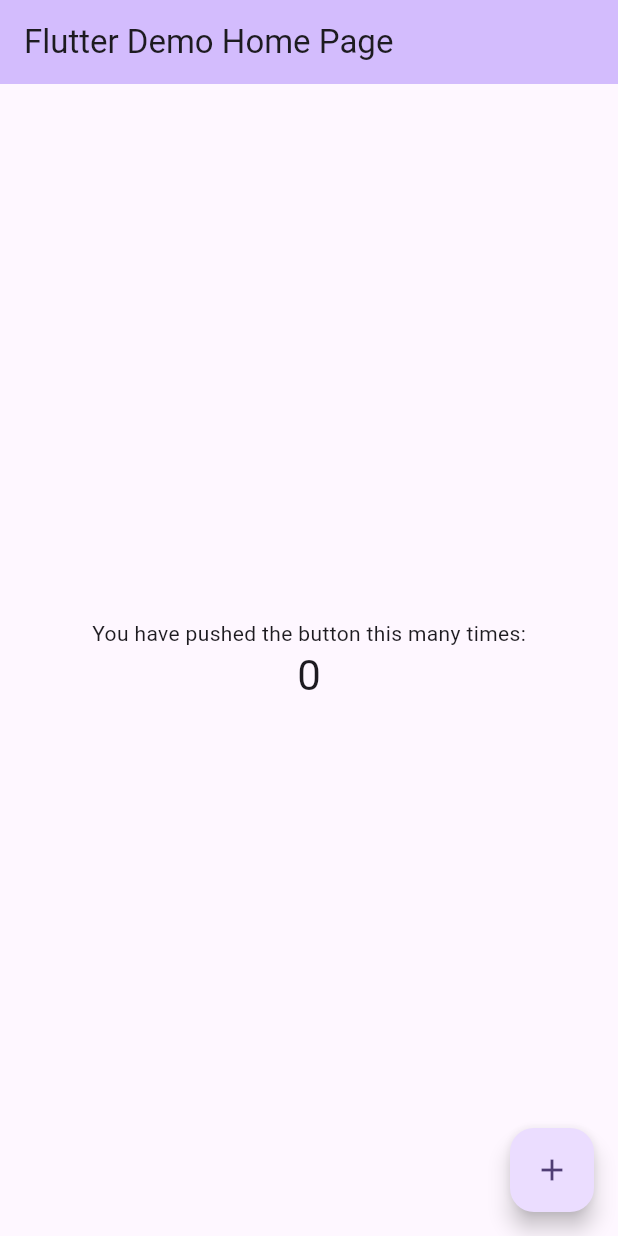
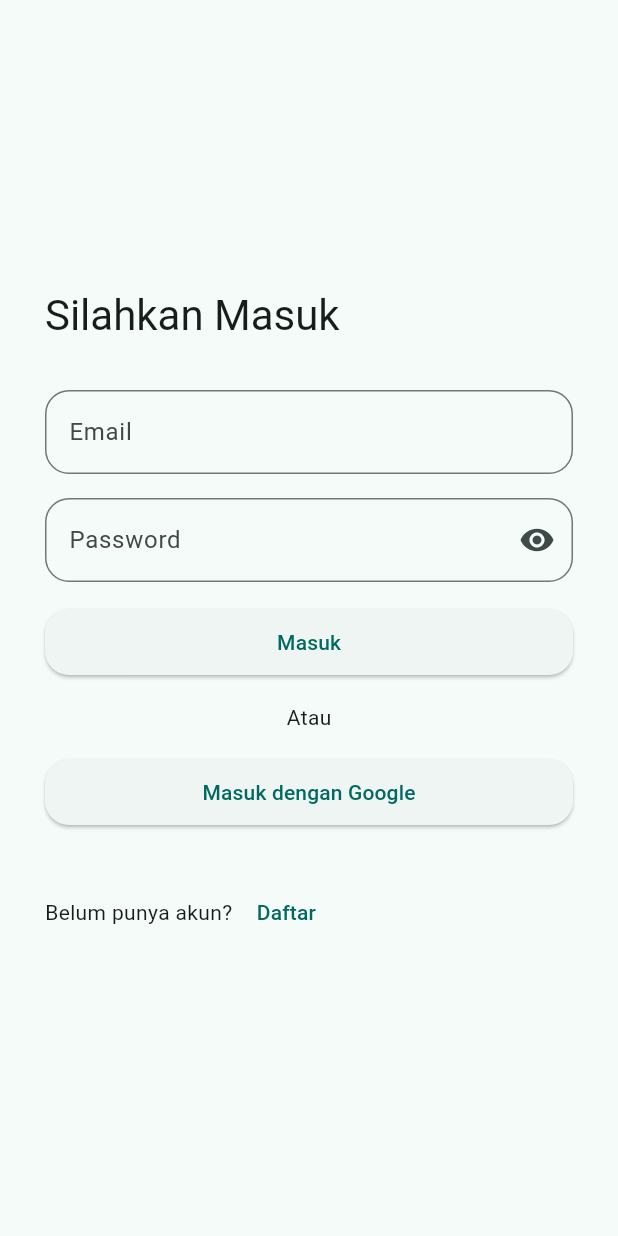
Before and after one commit to thoriqsaif/filmku-apps, a Flutter app: the screen it shows after launch, on a phone screen of 412 x 824 dp. Run offline on Flutter 3.47's test engine with Material 3 defaults, Android fonts, the phone set to English and light mode, and no system bars; our stand-ins replace cloud_firestore, firebase_auth, firebase_core, flutter_dotenv, get, google_sign_in; accounts and stored records are empty.

Commit message:
feat: login & register

```diff
--- /dev/null
+++ b/lib/core/controller/auth_controller.dart
@@ -0,0 +1,38 @@
+import 'package:aplikasi_film/core/data/auth/firebase_auth.dart';
+import 'package:firebase_auth/firebase_auth.dart';
+
+class AuthController {
+  final FirebaseAuthService authService;
+  AuthController(this.authService);
+
+  Future<UserCredential> signIn(String email, String password) async {
+    final result = await authService.signInWithEmailAndPassword(
+      email,
+      password,
+    );
+
+    return result;
+  }
+
+  Future<UserCredential> register(String email, String password) async {
+    final result = await authService.registerWithEmailAndPassword(
+      email,
+      password,
+    );
+
+    return result;
+  }
+
+  Future<UserCredential?> signInWithGoogle() async {
+    return authService.signInWithGoogle();
+  }
+
+  Stream<User?> checkUserSignInState() {
+    final state = authService.checkUserSignInState();
+    return state;
+  }
+
+  signOut() {
+    authService.signInWithGoogle();
+  }
+}
--- /dev/null
+++ b/lib/core/data/auth/firebase_auth.dart
@@ -0,0 +1,66 @@
+import 'dart:async';
+
+import 'package:firebase_auth/firebase_auth.dart';
+import 'package:google_sign_in/google_sign_in.dart';
+
+class FirebaseAuthService {
+  final firebaseAuth = FirebaseAuth.instance;
+  final GoogleSignIn googleSignIn = GoogleSignIn.instance;
+  final clientId =
+      "811283299369-h0u0qc4faojsnejjru84crlrgbun8u6k.apps.googleusercontent.com";
+  final serverClientId =
+      "811283299369-863bg4389nggeb8dfq3sgp9en3em5qmo.apps.googleusercontent.com";
+
+  Future<UserCredential> registerWithEmailAndPassword(
+    String email,
+    String password,
+  ) async {
+    return await firebaseAuth.createUserWithEmailAndPassword(
+      email: email,
+      password: password,
+    );
+  }
+
+  Future<UserCredential> signInWithEmailAndPassword(
+    String email,
+    String password,
+  ) async {
+    return await firebaseAuth.signInWithEmailAndPassword(
+      email: email,
+      password: password,
+    );
+  }
+
+  Future<UserCredential?> signInWithGoogle() async {
+    // Trigger the authentication flow
+    unawaited(
+      googleSignIn.initialize(
+        clientId: clientId,
+        serverClientId: serverClientId,
+      ),
+    );
+
+    final GoogleSignInAccount googleUser = await googleSignIn.authenticate();
+
+    // Obtain the auth details from the request
+    final GoogleSignInAuthentication googleAuth = googleUser.authentication;
+
+    // Create a new credential
+    final OAuthCredential credential = GoogleAuthProvider.credential(
+      idToken: googleAuth.idToken,
+    );
+
+    // Once signed in, return the UserCredential
+    return await firebaseAuth.signInWithCredential(credential);
+  }
+
+  Stream<User?> checkUserSignInState() {
+    final state = firebaseAuth.authStateChanges();
+    return state;
+  }
+
+  signOutWithGoogle() {
+    googleSignIn.signOut();
+    firebaseAuth.signOut();
+  }
+}
--- /dev/null
+++ b/lib/core/navigation/navigation_routes.dart
@@ -0,0 +1,10 @@
+enum NavigationRoutes {
+  signin(name: '/signin'),
+  register(name: '/register'),
+  movieList(name: '/movie/list'),
+  movieDetail(name: '/movie/detail'),
+  buyMovie(name: '/movie/buy');
+
+  const NavigationRoutes({required this.name});
+  final String name;
+}
--- a/lib/main.dart
+++ b/lib/main.dart
@@ -1,17 +1,40 @@
+import 'package:aplikasi_film/core/navigation/navigation_routes.dart';
+import 'package:aplikasi_film/firebase_options.dart';
+import 'package:aplikasi_film/presentation/register_screen/register_screen.dart';
+import 'package:aplikasi_film/presentation/signin_screen/signin_screen.dart';
+import 'package:cloud_firestore/cloud_firestore.dart';
+import 'package:firebase_core/firebase_core.dart';
 import 'package:flutter/material.dart';
+import 'package:flutter_dotenv/flutter_dotenv.dart';
 
-void main() {
+Future main() async {
+  WidgetsFlutterBinding.ensureInitialized();
+
+  // Load environment variables from .env file
+  await dotenv.load(fileName: ".env");
+
+  // Initialize Firebase instance
+  await Firebase.initializeApp(options: DefaultFirebaseOptions.currentPlatform);
+
+  // enable firestore offline mode
+  FirebaseFirestore.instance.settings = Settings(persistenceEnabled: true);
+
   runApp(const MyApp());
 }
 
-class MyApp extends StatelessWidget {
+class MyApp extends StatefulWidget {
   const MyApp({super.key});
 
+  @override
+  State<MyApp> createState() => _MyAppState();
+}
+
+class _MyAppState extends State<MyApp> {
   // This widget is the root of your application.
   @override
   Widget build(BuildContext context) {
     return MaterialApp(
-      title: 'Flutter Demo',
+      title: 'Pilih Film Favoritmu!',
       theme: ThemeData(
         // This is the theme of your application.
         //
@@ -28,95 +51,20 @@
         //
         // This works for code too, not just values: Most code changes can be
         // tested with just a hot reload.
-        colorScheme: ColorScheme.fromSeed(seedColor: Colors.deepPurple),
+        colorScheme: ColorScheme.fromSeed(seedColor: Colors.teal),
+        useMaterial3: true,
       ),
-      home: const MyHomePage(title: 'Flutter Demo Home Page'),
+      themeMode: ThemeMode.system,
+      initialRoute: NavigationRoutes.signin.name,
+      routes: {
+        NavigationRoutes.signin.name: (context) => SignInScreen(),
+        NavigationRoutes.register.name: (context) => RegisterScreen(),
+        //   NavigationRoutes.movieList.name: (context) => MovieListScreen(),
+        //   NavigationRoutes.movieDetail.name: (context) => MovieDetailScreen(
+        //         movieId: ModalRoute.of(context)?.settings.arguments as int,
+        //       ),
+        //   NavigationRoutes.favourite.name: (context) => FavouriteMovieScreen(),
+      },
     );
   }
 }
-
-class MyHomePage extends StatefulWidget {
-  const MyHomePage({super.key, required this.title});
-
-  // This widget is the home page of your application. It is stateful, meaning
-  // that it has a State object (defined below) that contains fields that affect
-  // how it looks.
-
-  // This class is the configuration for the state. It holds the values (in this
-  // case the title) provided by the parent (in this case the App widget) and
-  // used by the build method of the State. Fields in a Widget subclass are
-  // always marked "final".
-
-  final String title;
-
-  @override
-  State<MyHomePage> createState() => _MyHomePageState();
-}
-
-class _MyHomePageState extends State<MyHomePage> {
-  int _counter = 0;
-
-  void _incrementCounter() {
-    setState(() {
-      // This call to setState tells the Flutter framework that something has
-      // changed in this State, which causes it to rerun the build method below
-      // so that the display can reflect the updated values. If we changed
-      // _counter without calling setState(), then the build method would not be
-      // called again, and so nothing would appear to happen.
-      _counter++;
-    });
-  }
-
-  @override
-  Widget build(BuildContext context) {
-    // This method is rerun every time setState is called, for instance as done
-    // by the _incrementCounter method above.
-    //
-    // The Flutter framework has been optimized to make rerunning build methods
-    // fast, so that you can just rebuild anything that needs updating rather
-    // than having to individually change instances of widgets.
-    return Scaffold(
-      appBar: AppBar(
-        // TRY THIS: Try changing the color here to a specific color (to
-        // Colors.amber, perhaps?) and trigger a hot reload to see the AppBar
-        // change color while the other colors stay the same.
-        backgroundColor: Theme.of(context).colorScheme.inversePrimary,
-        // Here we take the value from the MyHomePage object that was created by
-        // the App.build method, and use it to set our appbar title.
-        title: Text(widget.title),
-      ),
-      body: Center(
-        // Center is a layout widget. It takes a single child and positions it
-        // in the middle of the parent.
-        child: Column(
-          // Column is also a layout widget. It takes a list of children and
-          // arranges them vertically. By default, it sizes itself to fit its
-          // children horizontally, and tries to be as tall as its parent.
-          //
-          // Column has various properties to control how it sizes itself and
-          // how it positions its children. Here we use mainAxisAlignment to
-          // center the children vertically; the main axis here is the vertical
-          // axis because Columns are vertical (the cross axis would be
-          // horizontal).
-          //
-          // TRY THIS: Invoke "debug painting" (choose the "Toggle Debug Paint"
-          // action in the IDE, or press "p" in the console), to see the
-          // wireframe for each widget.
-          mainAxisAlignment: MainAxisAlignment.center,
-          children: <Widget>[
-            const Text('You have pushed the button this many times:'),
-            Text(
-              '$_counter',
-              style: Theme.of(context).textTheme.headlineMedium,
-            ),
-          ],
-        ),
-      ),
-      floatingActionButton: FloatingActionButton(
-        onPressed: _incrementCounter,
-        tooltip: 'Increment',
-        child: const Icon(Icons.add),
-      ), // This trailing comma makes auto-formatting nicer for build methods.
-    );
-  }
-}
--- /dev/null
+++ b/lib/presentation/signin_screen/signin_screen.dart
@@ -0,0 +1,184 @@
+import 'package:aplikasi_film/core/controller/auth_controller.dart';
+import 'package:aplikasi_film/core/data/auth/firebase_auth.dart';
+import 'package:firebase_auth/firebase_auth.dart';
+import 'package:flutter/material.dart';
+import 'package:get/get.dart';
+import 'package:google_sign_in/google_sign_in.dart';
+
+class SignInScreen extends StatefulWidget {
+  const SignInScreen({super.key});
+
+  @override
+  State<SignInScreen> createState() => _SignInScreenState();
+}
+
+class _SignInScreenState extends State<SignInScreen> {
+  TextEditingController emailController = TextEditingController();
+  TextEditingController psswdController = TextEditingController();
+
+  AuthController authController = Get.put(
+    AuthController(Get.put(FirebaseAuthService())),
+  );
+
+  bool passwordVisible = true;
+  @override
+  Widget build(BuildContext context) {
+    return Scaffold(
+      body: Center(
+        child: SizedBox(
+          width: 400,
+          child: Padding(
+            padding: const EdgeInsets.all(24),
+            child: Column(
+              mainAxisSize: MainAxisSize.max,
+              mainAxisAlignment: MainAxisAlignment.center,
+              children: [
+                Row(
+                  children: [
+                    Text(
+                      'Silahkan Masuk',
+                      style: Theme.of(context).textTheme.headlineMedium,
+                    ),
+                  ],
+                ),
+                SizedBox.square(dimension: 32),
+                TextField(
+                  controller: emailController,
+                  decoration: InputDecoration(
+                    labelText: 'Email',
+                    hintText: 'Masukan Email',
+                    border: OutlineInputBorder(
+                      borderRadius: BorderRadius.circular(16),
+                    ),
+                  ),
+                ),
+                SizedBox.square(dimension: 16),
+                TextField(
+                  controller: psswdController,
+                  obscureText: passwordVisible,
+                  decoration: InputDecoration(
+                    labelText: 'Password',
+                    hintText: 'Masukan Password',
+                    border: OutlineInputBorder(
+                      borderRadius: BorderRadius.circular(16),
+                    ),
+                    suffixIcon: IconButton(
+                      icon: Icon(
+                        passwordVisible
+                            ? Icons.visibility
+                            : Icons.visibility_off,
+                      ),
+                      onPressed: () {
+                        setState(() {
+                          passwordVisible = !passwordVisible;
+                        });
+                      },
+                    ),
+                  ),
+                ),
+                SizedBox.square(dimension: 16),
+                ElevatedButton(
+                  onPressed: () async {
+                    _signInWithEmail();
+                  },
+                  style: ElevatedButton.styleFrom(
+                    shape: RoundedRectangleBorder(
+                      borderRadius: BorderRadius.circular(16),
+                    ),
+                  ),
+                  child: Center(
+                    child: Padding(
+                      padding: const EdgeInsets.all(12),
+                      child: Text('Masuk'),
+                    ),
+                  ),
+                ),
+                SizedBox.square(dimension: 16),
+                Text('Atau'),
+                SizedBox.square(dimension: 16),
+                ElevatedButton(
+                  onPressed: () async {
+                    _signInWithGoogle();
+                  },
+                  style: ElevatedButton.styleFrom(
+                    shape: RoundedRectangleBorder(
+                      borderRadius: BorderRadius.circular(16),
+                    ),
+                  ),
+                  child: Center(
+                    child: Padding(
+                      padding: const EdgeInsets.all(12),
+                      child: Text('Masuk dengan Google'),
+                    ),
+                  ),
+                ),
+                SizedBox.square(dimension: 32),
+                Row(
+                  children: [
+                    Text('Belum punya akun?'),
+                    SizedBox.square(dimension: 4),
+                    TextButton(
+                      onPressed: () {
+                        // Navigator.pushNamed(
+                        //     context, NavigationRoutes.register.name);
+                      },
+                      child: Text('Daftar'),
+                    ),
+                  ],
+                ),
+              ],
+            ),
+          ),
+        ),
+      ),
+    );
+  }
+
+  Future _signInWithEmail() async {
+    try {
+      final result = await authController.signIn(
+        emailController.text,
+        psswdController.text,
+      );
+
+      if (mounted) {
+        _showSnackbar('Sukses masuk sebagai ${result.user?.email}');
+        //Navigator.pushNamed(context, NavigationRoutes.movieList.name);
+      }
+    } on FirebaseAuthException catch (e) {
+      _showSnackbar('Masuk gagal: ${e.message}');
+    } catch (e) {
+      _showSnackbar('Masuk gagal');
+    }
+
+    emailController.clear();
+    psswdController.clear();
+  }
+
+  Future _signInWithGoogle() async {
+    try {
+      final result = await authController.signInWithGoogle();
+
+      if (result != null) {
+        if (mounted) {
+          _showSnackbar('Sukses masuk sebagai ${result.user?.email}');
+          //Navigator.pushNamed(context, NavigationRoutes.movieList.name);
+        }
+      }
+    } on FirebaseAuthException catch (e) {
+      _showSnackbar('Masuk gagal: ${e.message}');
+    } on GoogleSignInException catch (e) {
+      _showSnackbar('Masuk gagal: ${e.description}');
+    } catch (e) {
+      _showSnackbar('Masuk gagal: $e');
+    }
+  }
+
+  _showSnackbar(String message) {
+    if (mounted) {
+      ScaffoldMessenger.of(
+        context,
+      ).showSnackBar(SnackBar(content: Text(message)));
+    }
+  }
+}
```
Also changed, not shown: lib/presentation/register_screen/register_screen.dart (added, +149 -0 lines), pubspec.yaml (+10 -0 lines), firebase.json (added), lib/firebase_options.dart (added), pubspec.lock, 9 other files.
